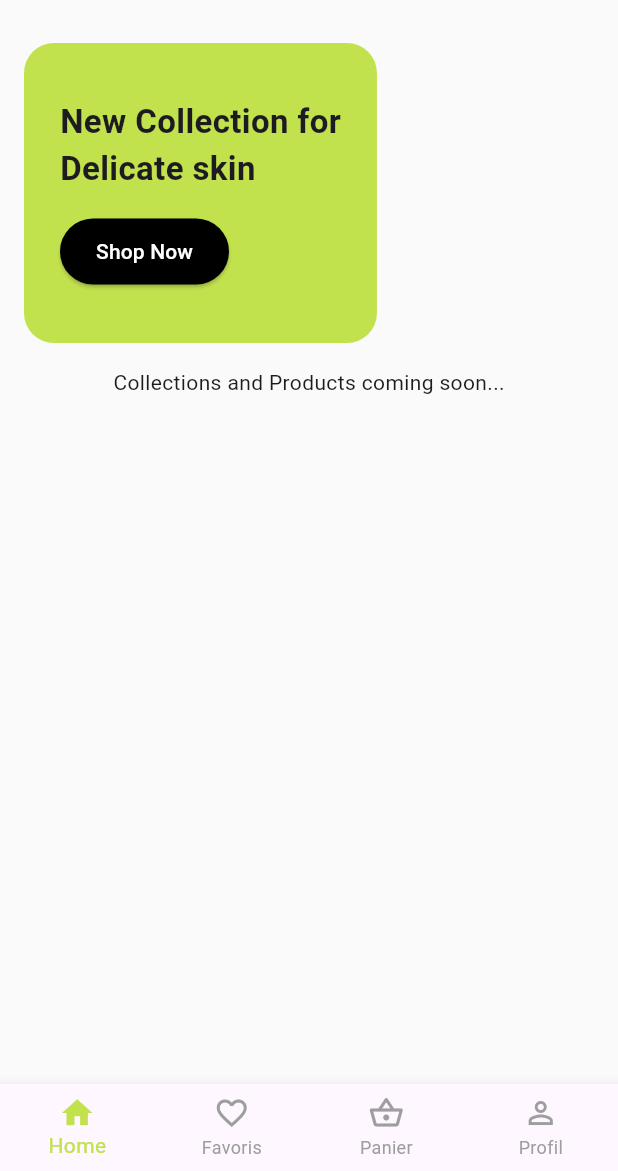
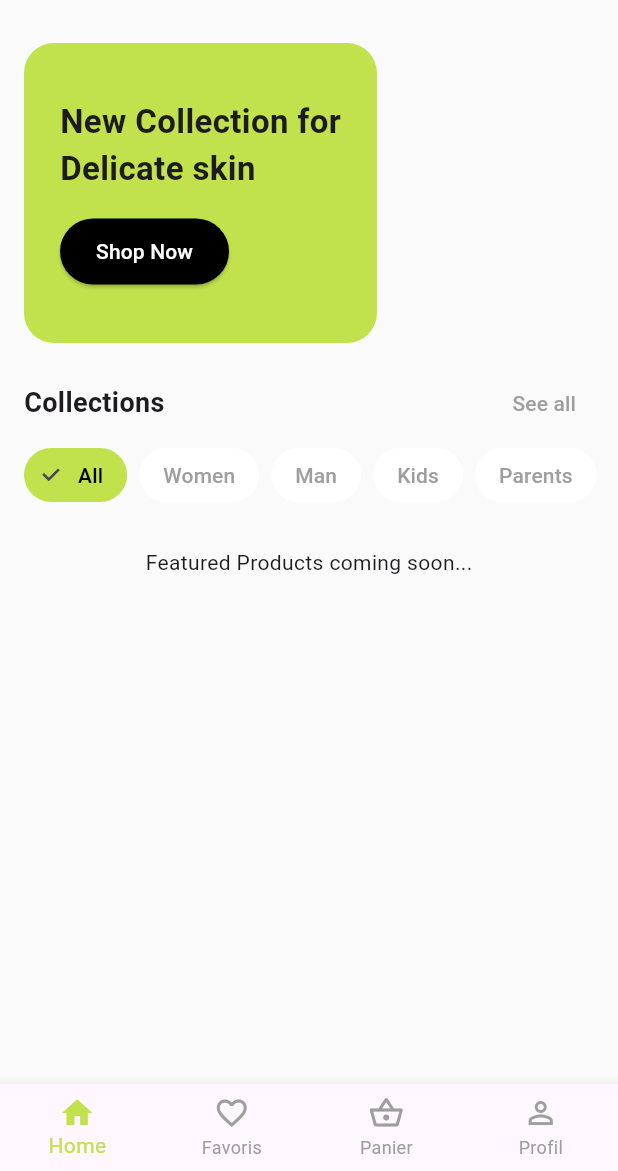
Before and after one commit to desse20/skincare_app, a Flutter app: the screen it shows after launch, on a phone screen of 412 x 824 dp, the part 65-1236 px from its top. Run offline on Flutter 3.47's test engine with Material 3 defaults, Android fonts, the phone set to English and light mode, and no system bars.

Commit message:
feat: Add Collections chips

```diff
--- a/lib/screens/home_screen.dart
+++ b/lib/screens/home_screen.dart
@@ -76,8 +76,44 @@ class HomeScreen extends StatelessWidget {
                 ],
               ),
             ),
-             // Placeholder for next steps
-            const Center(child: Text("Collections and Products coming soon...")),
+
+            // STEP 3: Collections Section
+            Padding(
+              padding: const EdgeInsets.symmetric(horizontal: 16.0),
+              child: Row(
+                mainAxisAlignment: MainAxisAlignment.spaceBetween,
+                children: [
+                  const Text('Collections', style: TextStyle(fontSize: 18, fontWeight: FontWeight.bold)),
+                  TextButton(onPressed: () {}, child: const Text('See all', style: TextStyle(color: Colors.grey))),
+                ],
+              ),
+            ),
+            SingleChildScrollView(
+              scrollDirection: Axis.horizontal,
+              padding: const EdgeInsets.only(left: 16),
+              child: Row(
+                children: ['All', 'Women', 'Man', 'Kids', 'Parents'].map((category) {
+                  final isSelected = category == 'All';
+                  return Padding(
+                    padding: const EdgeInsets.only(right: 8.0),
+                    child: ChoiceChip(
+                      label: Text(category),
+                      selected: isSelected,
+                      onSelected: (_) {},
+                      selectedColor: const Color(0xFFC1E14D),
+                      backgroundColor: Colors.white,
+                      labelStyle: TextStyle(color: isSelected ? Colors.black : Colors.grey),
+                      shape: RoundedRectangleBorder(borderRadius: BorderRadius.circular(20)),
+                      side: BorderSide.none,
+                    ),
+                  );
+                }).toList(),
+              ),
+            ),
+
+            const SizedBox(height: 24),
+            // Placeholder for next steps
+            const Center(child: Text("Featured Products coming soon...")),
           ],
         ),
       ),
```
